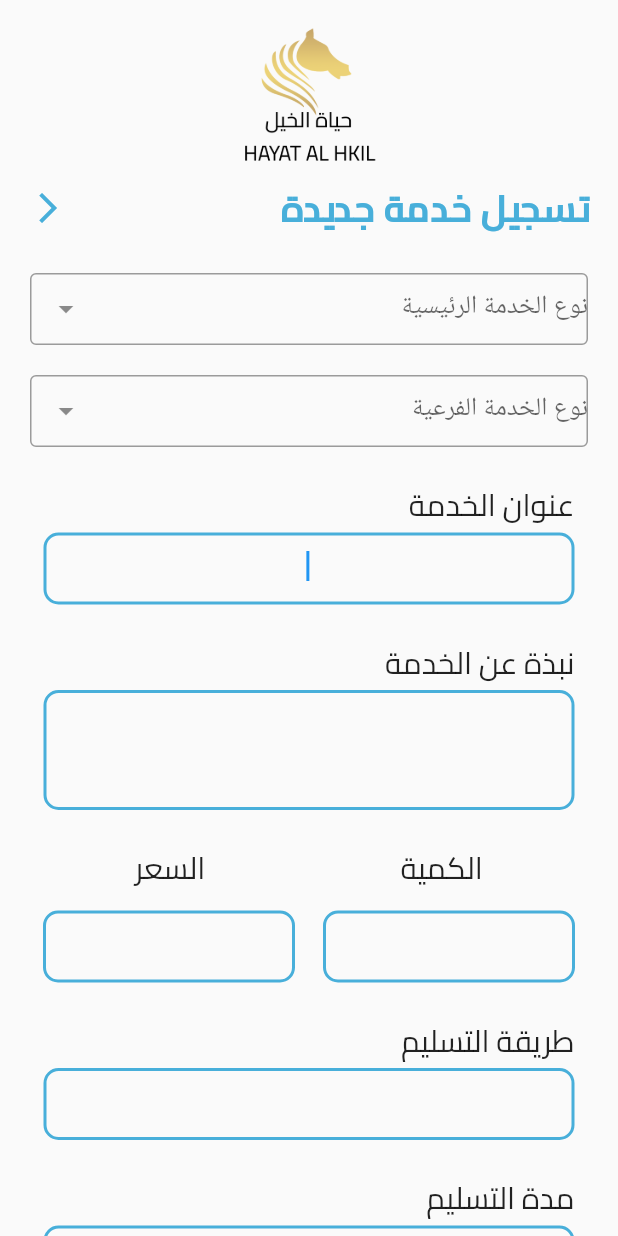
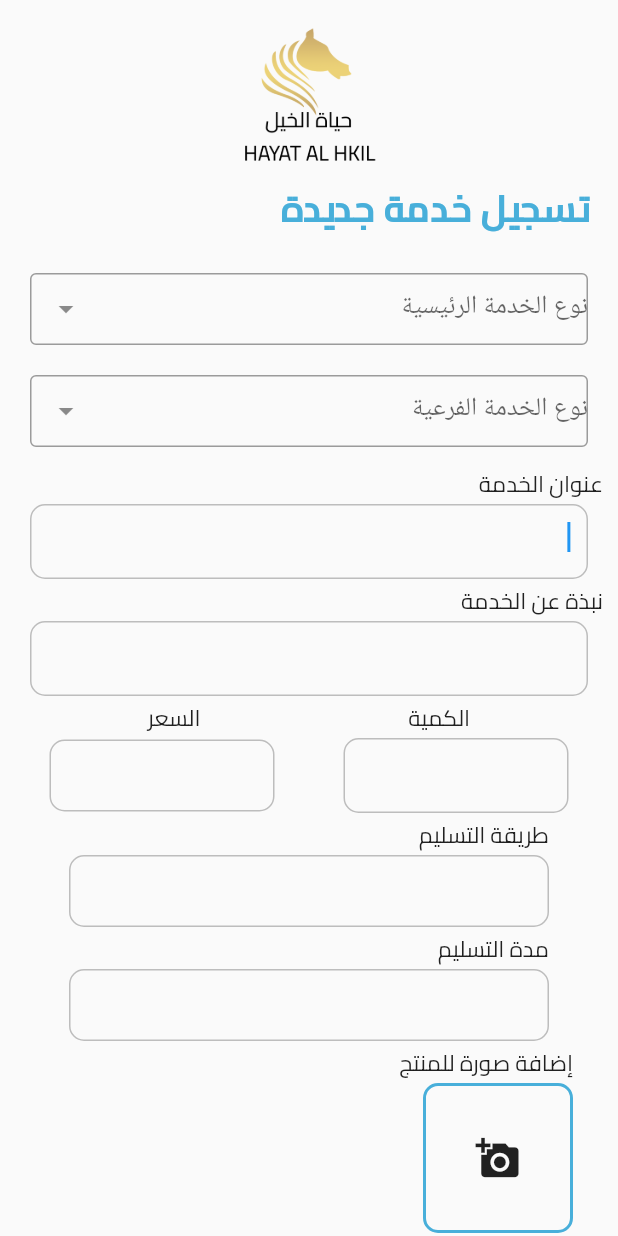
Before and after one commit to aboeyadnew1/horseLife, a Flutter app: the newService screen opened directly, on a phone screen of 412 x 824 dp. Run offline on Flutter 3.47's test engine with Material 2 defaults, Android fonts, the light colour scheme and no system bars; drawn by our look-alikes of dropdown_search; our stand-ins replace cloud_firestore, firebase_auth, firebase_core, firebase_storage, flutter_icons, flutter_svg and 8 more; missing offline and left inert: flutter_dropdown, search_choices; accounts and stored records are empty.

Commit message:
02/03/22

```diff
--- a/lib/models/service.dart
+++ b/lib/models/service.dart
@@ -8,6 +8,8 @@ class Service {
   String deliveryMethod;
   String deliveryTime;
   String image;
+  double rate;
+
   Service(
       {this.mainServiceType,
       this.subServiceType,
@@ -16,10 +18,9 @@ class Service {
       this.quantity,
       this.price,
       this.deliveryMethod,
+      this.deliveryTime,
       this.image,
-      this.deliveryTime});
-
-
+      this.rate});
 
   Map<String, dynamic> toMap() {
     return {
@@ -32,6 +33,7 @@ class Service {
       'image': this.image,
       'deliveryMethod': this.deliveryMethod,
       'deliveryTime': this.deliveryTime,
+       'rate' : this.rate
     };
   }
 }
--- a/lib/pages/add_services.dart
+++ b/lib/pages/add_services.dart
@@ -1,7 +1,6 @@
 import 'dart:io';
 import 'package:cloud_firestore/cloud_firestore.dart';
 import 'package:flutter/material.dart';
-import 'package:flutter_dropdown/flutter_dropdown.dart';
 import 'package:hourse_life/models/MainService.dart';
 import 'package:hourse_life/models/SubService.dart';
 import 'package:hourse_life/models/service.dart';
@@ -123,21 +122,23 @@ class _newServiceState extends State<newService> {
                                                   72, 175, 218, 1),
                                             ),
                                           ),
-                                          Icon(
-                                            Icons.arrow_back_ios_new,
-                                            color:
-                                                Color.fromRGBO(72, 175, 218, 1),
-                                          ),
+                                          // Icon(
+                                          //   Icons.arrow_back_ios_new,
+                                          //   color:
+                                          //       Color.fromRGBO(72, 175, 218, 1),
+                                          // ),
+
                                         ],
                                       ),
                                     ],
                                   ),
                                 ),
+
                                 SizedBox(
                                   height: 20.0,
                                 ),
+
                                 Column(
-                                  crossAxisAlignment: CrossAxisAlignment.start,
                                   children: [
                                     Padding(
                                       padding: const EdgeInsets.symmetric(
@@ -189,7 +190,7 @@ class _newServiceState extends State<newService> {
                                   ],
                                 ),
                                 SizedBox(
-                                  height: 20.0,
+                                  height: 10.0,
                                 ),
                                 Column(
                                   crossAxisAlignment: CrossAxisAlignment.start,
@@ -198,28 +199,31 @@ class _newServiceState extends State<newService> {
                                       'عنوان الخدمة',
                                       textAlign: TextAlign.right,
                                       style: TextStyle(
-                                          fontSize: 20.0,
+                                          fontSize: 15.0,
                                           fontFamily: 'Cairo',
                                           fontWeight: FontWeight.w400),
                                     ),
-                                    SizedBox(
-                                      width: 354,
-                                      height: 48.0,
+                                    Padding(
+                                      padding: const EdgeInsets.symmetric(
+                                          horizontal: 10.0),
                                       child: Container(
+                                        height: 50.0,
                                         decoration: BoxDecoration(
                                           border: Border.all(
                                               color: Color.fromRGBO(
-                                                  72, 175, 218, 1),
-                                              width: 2),
+                                                  128, 128, 128, 0.5),
+                                              width: 1),
                                           borderRadius:
                                               BorderRadius.circular(10),
                                         ),
                                         padding: const EdgeInsets.all(10.0),
                                         child: TextField(
-                                          textAlign: TextAlign.center,
+                                          // textAlign: TextAlign.center,
                                           controller: txtName,
                                           autofocus: true,
                                           decoration: InputDecoration(
+                                            contentPadding: EdgeInsets.fromLTRB(
+                                                15.0, 10.0, 0.0, 15),
                                             border: InputBorder.none,
                                             focusedBorder: InputBorder.none,
                                             enabledBorder: InputBorder.none,
@@ -231,9 +235,9 @@ class _newServiceState extends State<newService> {
                                     ),
                                   ],
                                 ),
-                                SizedBox(
-                                  height: 20.0,
-                                ),
+                                // SizedBox(
+                                //   height: 10.0,
+                                // ),
                                 Column(
                                   crossAxisAlignment: CrossAxisAlignment.start,
                                   children: [
@@ -241,28 +245,31 @@ class _newServiceState extends State<newService> {
                                       'نبذة عن الخدمة',
                                       textAlign: TextAlign.right,
                                       style: TextStyle(
-                                          fontSize: 20.0,
+                                          fontSize: 15.0,
                                           fontFamily: 'Cairo',
                                           fontWeight: FontWeight.w400),
                                     ),
-                                    SizedBox(
-                                      width: 354,
-                                      height: 80.0,
+                                    Padding(
+                                      padding: const EdgeInsets.symmetric(
+                                          horizontal: 10),
                                       child: Container(
+                                        height: 50.0,
                                         decoration: BoxDecoration(
                                           border: Border.all(
                                               color: Color.fromRGBO(
-                                                  72, 175, 218, 1),
-                                              width: 2),
+                                                  128, 128, 128, 0.5),
+                                              width: 1),
                                           borderRadius:
                                               BorderRadius.circular(10),
                                         ),
-                                        padding: const EdgeInsets.all(10.0),
+                                        padding: const EdgeInsets.all(5.0),
                                         child: TextField(
-                                          textAlign: TextAlign.center,
+                                          // textAlign: TextAlign.center,
                                           controller: textDescription,
                                           autofocus: true,
                                           decoration: InputDecoration(
+                                            contentPadding: EdgeInsets.fromLTRB(
+                                                15.0, 15.0, 5, 15),
                                             border: InputBorder.none,
                                             focusedBorder: InputBorder.none,
                                             enabledBorder: InputBorder.none,
@@ -274,9 +281,9 @@ class _newServiceState extends State<newService> {
                                     ),
                                   ],
                                 ),
-                                SizedBox(
-                                  height: 20.0,
-                                ),
+                                // SizedBox(
+                                //   height: 20.0,
+                                // ),
                                 Row(
                                   mainAxisAlignment:
                                       MainAxisAlignment.spaceEvenly,
@@ -287,7 +294,7 @@ class _newServiceState extends State<newService> {
                                       child: Text(
                                         'الكمية',
                                         style: TextStyle(
-                                            fontSize: 20.0,
+                                            fontSize: 15.0,
                                             fontFamily: 'Cairo',
                                             fontWeight: FontWeight.w400),
                                       ),
@@ -297,32 +304,34 @@ class _newServiceState extends State<newService> {
                                       child: Text(
                                         'السعر',
                                         style: TextStyle(
-                                            fontSize: 20.0,
+                                            fontSize: 15.0,
                                             fontFamily: 'Cairo',
                                             fontWeight: FontWeight.w400),
                                       ),
                                     ),
                                   ],
                                 ),
-                                SizedBox(
-                                  height: 10.0,
-                                ),
+                                // SizedBox(
+                                //   height: 5.0,
+                                // ),
                                 Row(
                                   mainAxisAlignment:
-                                      MainAxisAlignment.spaceEvenly,
+                                      MainAxisAlignment.spaceAround,
                                   children: [
                                     Container(
                                       decoration: BoxDecoration(
                                         border: Border.all(
-                                            color:
-                                                Color.fromRGBO(72, 175, 218, 1),
-                                            width: 2),
+                                            color: Color.fromRGBO(
+                                                128, 128, 128, 0.5),
+                                            width: 1),
                                         borderRadius: BorderRadius.circular(10),
                                       ),
-                                      width: 168.0,
-                                      height: 48.0,
+                                      padding: const EdgeInsets.all(10.0),
+                                      width: 150.0,
+                                      height: 50.0,
                                       child: TextField(
-                                        textAlign: TextAlign.center,
+                                        keyboardType: TextInputType.number,
+                                        // textAlign: TextAlign.center,
                                         controller: textQuantity,
                                         autofocus: true,
                                         decoration: InputDecoration(
@@ -337,15 +346,17 @@ class _newServiceState extends State<newService> {
                                     Container(
                                       decoration: BoxDecoration(
                                         border: Border.all(
-                                            color:
-                                                Color.fromRGBO(72, 175, 218, 1),
-                                            width: 2),
+                                            color: Color.fromRGBO(
+                                                128, 128, 128, 0.5),
+                                            width: 1),
                                         borderRadius: BorderRadius.circular(10),
                                       ),
-                                      width: 168.0,
+                                      padding: const EdgeInsets.all(10.0),
+                                      width: 150.0,
                                       height: 48.0,
                                       child: TextField(
-                                        textAlign: TextAlign.center,
+                                        keyboardType: TextInputType.number,
+                                        // textAlign: TextAlign.center,
                                         controller: textPrice,
                                         autofocus: true,
                                         decoration: InputDecoration(
@@ -359,9 +370,9 @@ class _newServiceState extends State<newService> {
                                     ),
                                   ],
                                 ),
-                                SizedBox(
-                                  height: 20.0,
-                                ),
+                                // SizedBox(
+                                //   height: 20.0,
+                                // ),
                                 Column(
                                   crossAxisAlignment: CrossAxisAlignment.start,
                                   children: [
@@ -369,19 +380,19 @@ class _newServiceState extends State<newService> {
                                       'طريقة التسليم',
                                       textAlign: TextAlign.right,
                                       style: TextStyle(
-                                          fontSize: 20.0,
+                                          fontSize: 15.0,
                                           fontFamily: 'Cairo',
                                           fontWeight: FontWeight.w400),
                                     ),
                                     SizedBox(
-                                      width: 354,
+                                      width: 320,
                                       height: 48.0,
                                       child: Container(
                                         decoration: BoxDecoration(
                                           border: Border.all(
                                               color: Color.fromRGBO(
-                                                  72, 175, 218, 1),
-                                              width: 2),
+                                                  128, 128, 128, 0.5),
+                                              width: 1),
                                           borderRadius:
                                               BorderRadius.circular(10),
                                         ),
@@ -402,9 +413,9 @@ class _newServiceState extends State<newService> {
                                     ),
                                   ],
                                 ),
-                                SizedBox(
-                                  height: 20.0,
-                                ),
+                                // SizedBox(
+                                //   height: 20.0,
+                                // ),
                                 Column(
                                   crossAxisAlignment: CrossAxisAlignment.start,
                                   children: [
@@ -412,19 +423,19 @@ class _newServiceState extends State<newService> {
                                       'مدة التسليم',
                                       textAlign: TextAlign.right,
                                       style: TextStyle(
-                                          fontSize: 20.0,
+                                          fontSize: 15.0,
                                           fontFamily: 'Cairo',
                                           fontWeight: FontWeight.w400),
                                     ),
                                     SizedBox(
-                                      width: 354,
+                                      width: 320,
                                       height: 48.0,
                                       child: Container(
                                         decoration: BoxDecoration(
                                           border: Border.all(
                                               color: Color.fromRGBO(
-                                                  72, 175, 218, 1),
-                                              width: 2),
+                                                  128, 128, 128, 0.5),
+                                              width: 1),
                                           borderRadius:
                                               BorderRadius.circular(10),
                                         ),
@@ -445,9 +456,9 @@ class _newServiceState extends State<newService> {
                                     ),
                                   ],
                                 ),
-                                SizedBox(
-                                  height: 20.0,
-                                ),
+                                // SizedBox(
+                                //   height: 20.0,
+                                // ),
                                 Padding(
                                   padding: const EdgeInsets.only(right: 20.0),
                                   child: Row(
@@ -460,16 +471,13 @@ class _newServiceState extends State<newService> {
                                             'إضافة صورة للمنتج',
                                             textAlign: TextAlign.right,
                                             style: TextStyle(
-                                                fontSize: 20.0,
+                                                fontSize: 15.0,
                                                 fontFamily: 'Cairo',
                                                 fontWeight: FontWeight.w400),
                                           ),
-                                          Padding(
-                                            padding: const EdgeInsets.only(
-                                                left: 175.0),
-                                            child: SizedBox(
-                                              width: 150.0,
-                                              height: 122.0,
+                                          SizedBox(
+                                            width: 100.0,
+                                            height: 100.0,
                                             child: Container(
                                               decoration: BoxDecoration(
                                                 border: Border.all(
@@ -485,7 +493,7 @@ class _newServiceState extends State<newService> {
                                                 child: _image == null
                                                     ? Icon(
                                                         Icons.add_a_photo,
-                                                          size: 50.0,
+                                                        size: 30.0,
                                                       )
                                                     : Image.file(_image),
                                                 onTap: () {
@@ -494,17 +502,13 @@ class _newServiceState extends State<newService> {
                                               ),
                                             ),
                                           ),
-                                          ),
-                                          ElevatedButton(
-                                              onPressed: () {},
-                                              child: Text('رفع الصورة'))
                                         ],
                                       ),
                                     ],
                                   ),
                                 ),
                                 SizedBox(
-                                  height: 35.0,
+                                  height: 20.0,
                                 ),
                                 SizedBox(
                                   width: 281,
@@ -523,6 +527,7 @@ class _newServiceState extends State<newService> {
                                             selectedmainValue, mainservices),
                                         subServiceType: getsubid(
                                             selectedsubValue, subservices),
+                                          rate: 0
                                       );
                                       var service = await firestore
                                           .add(serviceModel.toMap());
```
Lines whose indentation alone changed are shown as unchanged.
